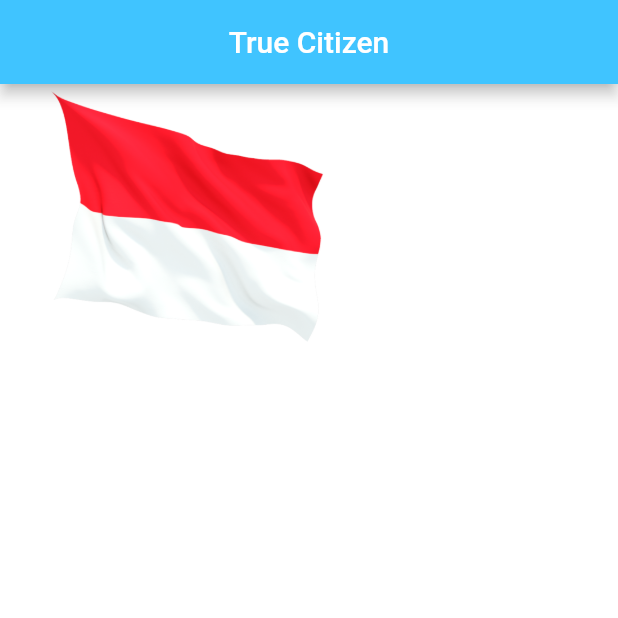
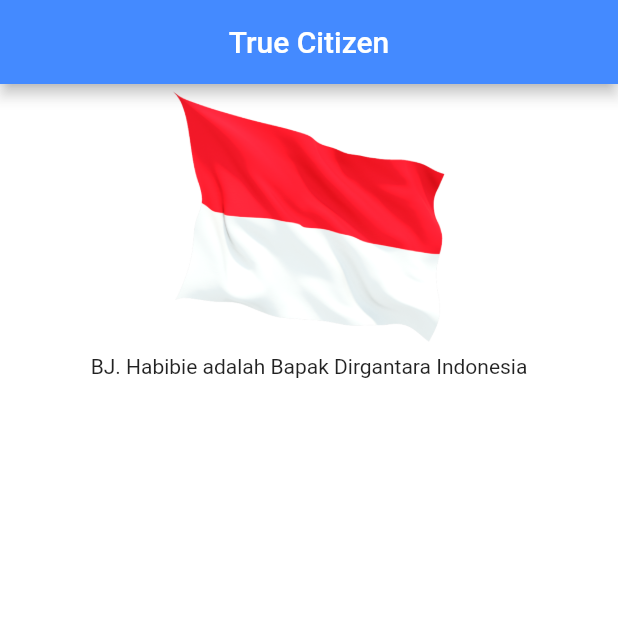
Before and after one commit to xans-me/flutter-quiz-app, a Flutter app: the screen it shows after launch, on a phone screen of 412 x 824 dp, the top half of it. Run offline on Flutter 3.47's test engine with Material 2 defaults, Android fonts, the phone set to English and light mode, and no system bars.

Commit message:
Setup Question Model Class

```diff
--- a/lib/main.dart
+++ b/lib/main.dart
@@ -1,4 +1,5 @@
 import 'package:flutter/material.dart';
+import 'package:flutter_quiz_app/model/question.dart';
 
 void main() {
   runApp(new MaterialApp(
@@ -12,6 +13,12 @@ class QuizApp extends StatefulWidget {
 }
 
 class _QuizAppState extends State<QuizApp> {
+  List questionBank = [
+    Question.name("Dinar adalah salah satu mata uang Indonesia.", false),
+    Question.name("Tanggal 1 Juni adalah Hari Kebangkitan Pancasila", false),
+    Question.name("BJ. Habibie adalah Bapak Dirgantara Indonesia", true)
+  ];
+
   @override
   Widget build(BuildContext context) {
     return Scaffold(
@@ -19,16 +26,22 @@ class _QuizAppState extends State<QuizApp> {
       appBar: AppBar(
         title: Text("True Citizen"),
         centerTitle: true,
-        backgroundColor: Colors.lightBlueAccent,
+        backgroundColor: Colors.blueAccent,
       ),
       body: Container(
         child: Column(
-          children: [
-            Image.asset(
-              "images/flag.png",
-              width: 250,
-              height: 180,
-            )
+          mainAxisAlignment: MainAxisAlignment.center,
+          children: <Widget>[
+            // Flag Image on Center
+            Center(
+                child: Image.asset("images/flag.png", width: 250, height: 180)),
+
+            Container(
+              height: 120.0,
+              child: Text(questionBank[2].questionText),
+            ),
+
+            Spacer(),
           ],
         ),
       ),
--- /dev/null
+++ b/lib/model/question.dart
@@ -0,0 +1,6 @@
+class Question {
+  String questionText;
+  bool isCorrect;
+
+  Question.name(this.questionText, this.isCorrect);
+}
```
